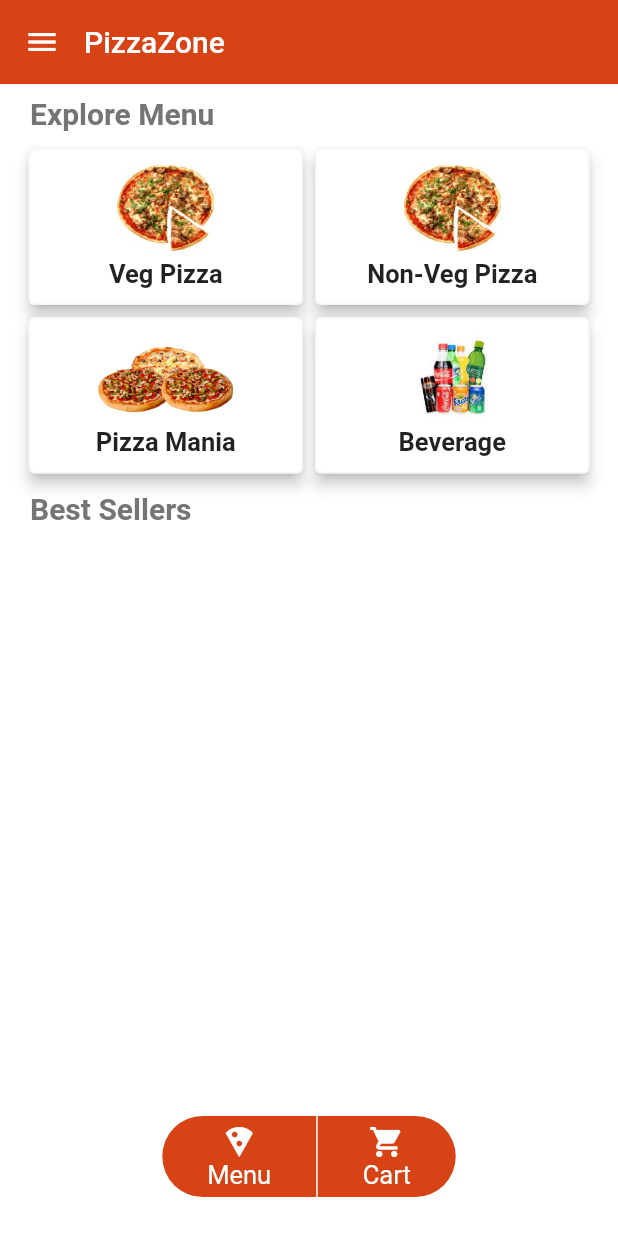
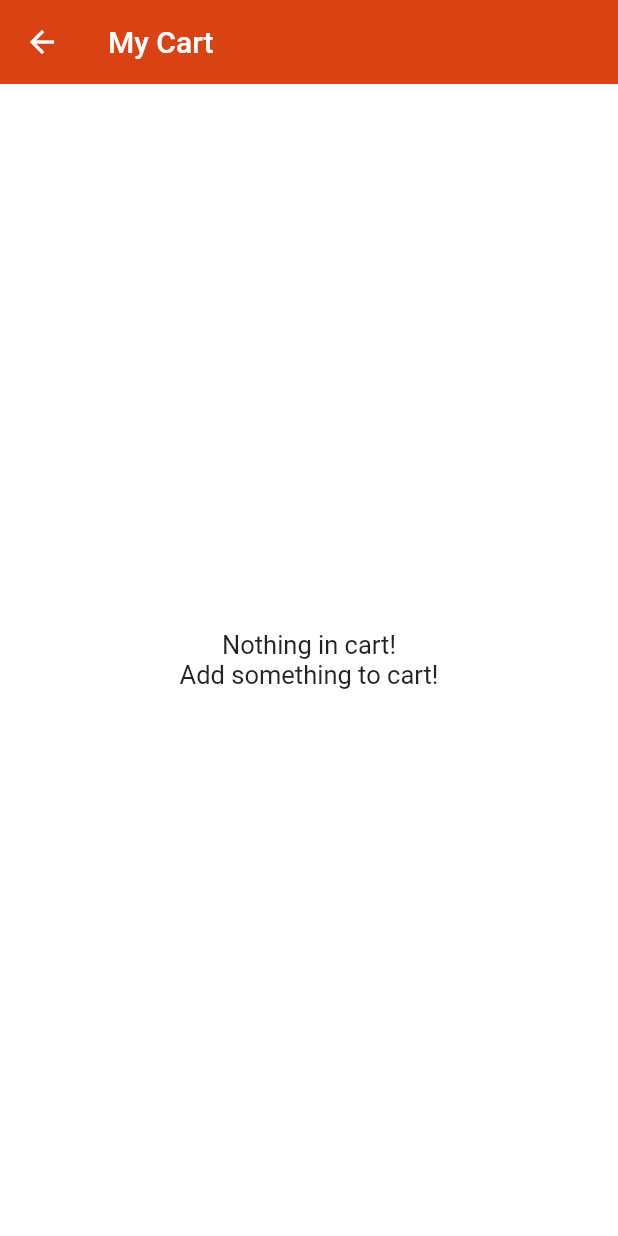
Before and after one commit to rrkas/pizza-delivery, a Flutter app: the HomeScreen screen opened by its route, after a tap on "Cart", on a phone screen of 412 x 824 dp. Run offline on Flutter 3.47's test engine with Material 2 defaults, Android fonts, the phone set to English and light mode, and no system bars; our stand-ins replace csv, fluttericon, google_fonts, shared_preferences, sqflite; accounts and stored records are empty.

Commit message:
cart in progress

```diff
--- a/lib/main.dart
+++ b/lib/main.dart
@@ -1,5 +1,6 @@
 import 'package:flutter/material.dart';
 import 'package:pizza_delivery/screens/auth_screen.dart';
+import 'package:pizza_delivery/screens/cart_screen.dart';
 import 'package:pizza_delivery/screens/orders_screen.dart';
 
 import 'models/demo_data.dart';
@@ -41,6 +42,7 @@ class MyApp extends StatelessWidget {
         AuthScreen.routeName: (_) => AuthScreen(),
         HomeScreen.routeName: (_) => HomeScreen(),
         OrdersScreen.routeName: (_) => OrdersScreen(),
+        CartScreen.routeName: (_) => CartScreen(),
       },
     );
   }
--- a/lib/models/cart.dart
+++ b/lib/models/cart.dart
@@ -1,4 +1,7 @@
+import 'dart:convert';
+
 import 'beverage.dart';
+import 'demo_data.dart';
 import 'pizza.dart';
 import 'topping.dart';
 
@@ -8,5 +11,49 @@ class Cart {
   Map<Topping, int> toppings;
   double totalAmt;
 
-  Cart({this.beverages, this.toppings, this.pizzaManias, this.pizzas});
+  Cart({this.beverages, this.toppings, this.pizzaManias, this.pizzas}) {
+    totalAmt = 0;
+    beverages?.forEach((key, value) => totalAmt += key.priceINR * value);
+    pizzas?.forEach((key, value) => totalAmt += key.priceINR * value);
+    pizzaManias?.forEach((key, value) => totalAmt += key.priceINR * value);
+    toppings?.forEach((key, value) => totalAmt += key.priceINR * value);
+  }
+
+  Cart.fromDB(String data) {
+    final d = json.decode(data);
+    totalAmt = 0;
+    pizzas = {};
+    (json.decode(d['pizzas']) as List).forEach((element) {
+      final pizza = DemoData.findPizzaById(element[0]);
+      pizzas.putIfAbsent(pizza, () => element[1]);
+      totalAmt += pizza.priceINR * element[1];
+    });
+    pizzaManias = {};
+    (json.decode(d['pizzaManias']) as List).forEach((element) {
+      final pm = DemoData.findPizzaById(element[0]);
+      pizzaManias.putIfAbsent(pm, () => element[1]);
+      totalAmt += pm.priceINR * element[1];
+    });
+    beverages = {};
+    (json.decode(d['beverages']) as List).forEach((element) {
+      final bev = DemoData.findBeverageById(element[0]);
+      beverages.putIfAbsent(bev, () => element[1]);
+      totalAmt += bev.priceINR * element[1];
+    });
+    toppings = {};
+    (json.decode(d['toppings']) as List).forEach((element) {
+      final top = DemoData.findToppingById(element[0]);
+      toppings.putIfAbsent(top, () => element[1]);
+      totalAmt += top.priceINR * element[1];
+    });
+  }
+
+  String get toDB => json.encode(
+        {
+          'pizzas': json.encode(pizzas?.entries?.map((e) => [e.key.id, e.value])?.toList() ?? []),
+          'pizzaManias': json.encode(pizzaManias?.entries?.map((e) => [e.key.id, e.value])?.toList() ?? []),
+          'toppings': json.encode(toppings?.entries?.map((e) => [e.key.id, e.value])?.toList() ?? []),
+          'beverages': json.encode(beverages?.entries?.map((e) => [e.key.id, e.value])?.toList() ?? []),
+        },
+      );
 }
--- a/lib/screens/cart_screen.dart
+++ b/lib/screens/cart_screen.dart
@@ -0,0 +1,56 @@
+import 'package:flutter/cupertino.dart';
+import 'package:flutter/material.dart';
+import 'package:pizza_delivery/models/cart.dart';
+import 'package:pizza_delivery/services/database_services.dart';
+
+class CartScreen extends StatefulWidget {
+  static const routeName = '/cart';
+
+  @override
+  _CartScreenState createState() => _CartScreenState();
+}
+
+class _CartScreenState extends State<CartScreen> {
+  @override
+  Widget build(BuildContext context) {
+    return Scaffold(
+      appBar: AppBar(
+        title: Text('My Cart'),
+      ),
+      body: FutureBuilder<Cart>(
+        future: CartDatabaseHandler.getCart,
+        builder: (ctx, snap) {
+          return snap.connectionState != ConnectionState.done
+              ? Center(
+                  child: Text('Loading'),
+                )
+              : snap.data.totalAmt == 0
+                  ? Center(
+                      child: FittedBox(
+                        child: Center(
+                          child: Text(
+                            'Nothing in cart!\nAdd something to cart!',
+                            style: TextStyle(fontSize: 17),
+                            textAlign: TextAlign.center,
+                          ),
+                        ),
+                      ),
+                    )
+                  : SizedBox();
+        },
+      ),
+    );
+  }
+}
+
+class _CartWidget extends StatelessWidget {
+  final Cart cart;
+  final void Function(Cart) updateCart;
+
+  const _CartWidget({Key key, this.cart, this.updateCart}) : super(key: key);
+
+  @override
+  Widget build(BuildContext context) {
+    return Container();
+  }
+}
--- a/lib/services/database_services.dart
+++ b/lib/services/database_services.dart
@@ -1,5 +1,7 @@
 import 'package:path/path.dart';
+import 'package:pizza_delivery/models/cart.dart';
 import 'package:pizza_delivery/models/order.dart';
+import 'package:shared_preferences/shared_preferences.dart';
 import 'package:sqflite/sqflite.dart';
 
 class OrderDatabaseHandler {
@@ -19,7 +21,8 @@ class OrderDatabaseHandler {
           'pizzaManias TEXT,'
           'beverages TEXT,'
           'toppings TEXT,'
-          'totalAmt REAL'
+          'totalAmt REAL,'
+          'orderStatus TEXT'
           ')',
         );
       },
@@ -40,3 +43,20 @@ class OrderDatabaseHandler {
     return data.map((e) => Order.fromDB(e)).toList();
   }
 }
+
+class CartDatabaseHandler {
+  static const _spName = 'cart';
+
+  static Future<Cart> get getCart async {
+    final sp = await SharedPreferences.getInstance();
+    if (sp.containsKey(_spName)) {
+      return Cart.fromDB(sp.getString(_spName));
+    }
+    return Cart();
+  }
+
+  static Future<void> setCart(Cart cart) async {
+    final sp = await SharedPreferences.getInstance();
+    sp.setString(_spName, cart.toDB);
+  }
+}
--- a/lib/widgets/home_navigation_drawer.dart
+++ b/lib/widgets/home_navigation_drawer.dart
@@ -1,6 +1,7 @@
 import 'package:flutter/cupertino.dart';
 import 'package:flutter/material.dart';
 import 'package:fluttericon/entypo_icons.dart';
+import 'package:pizza_delivery/screens/cart_screen.dart';
 import 'package:pizza_delivery/screens/orders_screen.dart';
 import 'package:pizza_delivery/services/auth_service.dart';
 
@@ -62,6 +63,11 @@ class HomeNavigationDrawer extends StatelessWidget {
                     _DrawerItem(
                       icon: Icons.local_offer_outlined,
                       name: 'Deals & Offers',
+                    ),
+                    _DrawerItem(
+                      icon: Icons.shopping_cart,
+                      name: 'My Cart',
+                      routeName: CartScreen.routeName,
                     ),
                     Divider(),
                     _DrawerItem(
```
Also changed, not shown: lib/models/order.dart (+10 -0 lines), lib/screens/home_screen.dart (+23 -23 lines), lib/screens/orders_screen.dart (+28 -10 lines), 6 other files.
